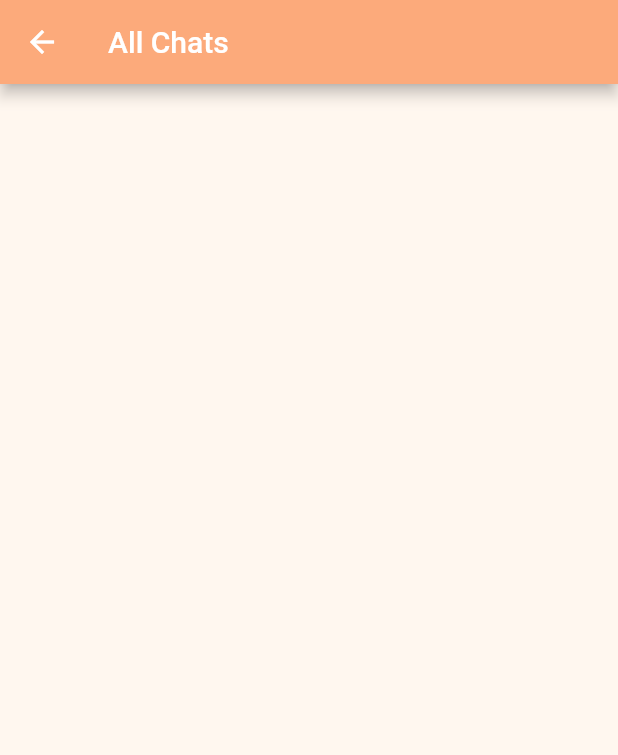
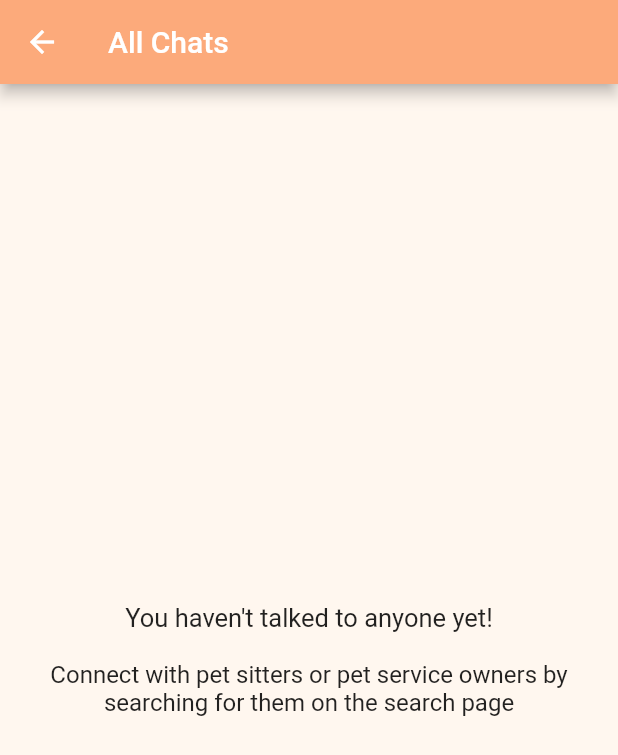
Before and after one commit to deniskrr/pet-app, a Flutter app: the ChatsOverviewPage screen opened directly, on a phone screen of 412 x 824 dp. Shown: the top 755 px of the screen. Run offline on Flutter 3.47's test engine with Material 2 defaults, Android fonts, the phone set to English and light mode, and no system bars; our stand-ins replace cloud_firestore, equatable, firebase_auth, firebase_storage, get_it, image_picker and 1 more; missing offline and left inert: enum_to_string, firestore_ui; accounts and stored records are empty; Roboto replaces fonts that are missing (Georgia, Hind).

Commit message:
Empty chat list handle

```diff
--- a/lib/screens/home/chat/chats_overview_page.dart
+++ b/lib/screens/home/chat/chats_overview_page.dart
@@ -2,6 +2,7 @@ import 'package:flutter/material.dart';
 import 'package:pet_app/model/user.dart';
 import 'package:pet_app/services/chat/chat_service.dart';
 import 'package:pet_app/services/services.dart';
+import 'package:pet_app/widgets/empty_chat_overview.dart';
 
 import 'chat_list_view.dart';
 
@@ -24,6 +25,7 @@ class _ChatsOverviewPageState extends State<ChatsOverviewPage> {
         builder: (context, snapshot) {
           if (snapshot.hasData) {
             List<User> users = snapshot.data;
+            if (users.isNotEmpty)
               return Flex(
                 direction: Axis.vertical,
                 children: [
@@ -32,6 +34,8 @@ class _ChatsOverviewPageState extends State<ChatsOverviewPage> {
                   ),
                 ],
               );
+          else
+            return EmptyChatOverview();
         }
           return Center(
           child: CircularProgressIndicator(),
--- /dev/null
+++ b/lib/widgets/empty_chat_overview.dart
@@ -0,0 +1,32 @@
+import 'package:flutter/material.dart';
+
+class EmptyChatOverview extends StatelessWidget {
+  const EmptyChatOverview({Key key}) : super(key: key);
+
+  @override
+  Widget build(BuildContext context) {
+    return Column(
+        mainAxisAlignment: MainAxisAlignment.center,
+        children: <Widget>[
+          Align(
+              child: Padding(
+                  padding: EdgeInsets.all(4.0),
+                  child: Text(
+                    "You haven't talked to anyone yet!",
+                    style: TextStyle(fontSize: 17),
+                  ))),
+          SizedBox(
+            height: 10,
+          ),
+          Align(
+              child: Padding(
+                padding: EdgeInsets.all(4.0),
+                child: Text(
+                  "Connect with pet sitters or pet service owners by searching for them on the search page",
+                  style: TextStyle(fontSize: 16),
+                  textAlign: TextAlign.center,
+                ),
+              ))
+        ]);
+  }
+}
```
Lines whose indentation alone changed are shown as unchanged.
